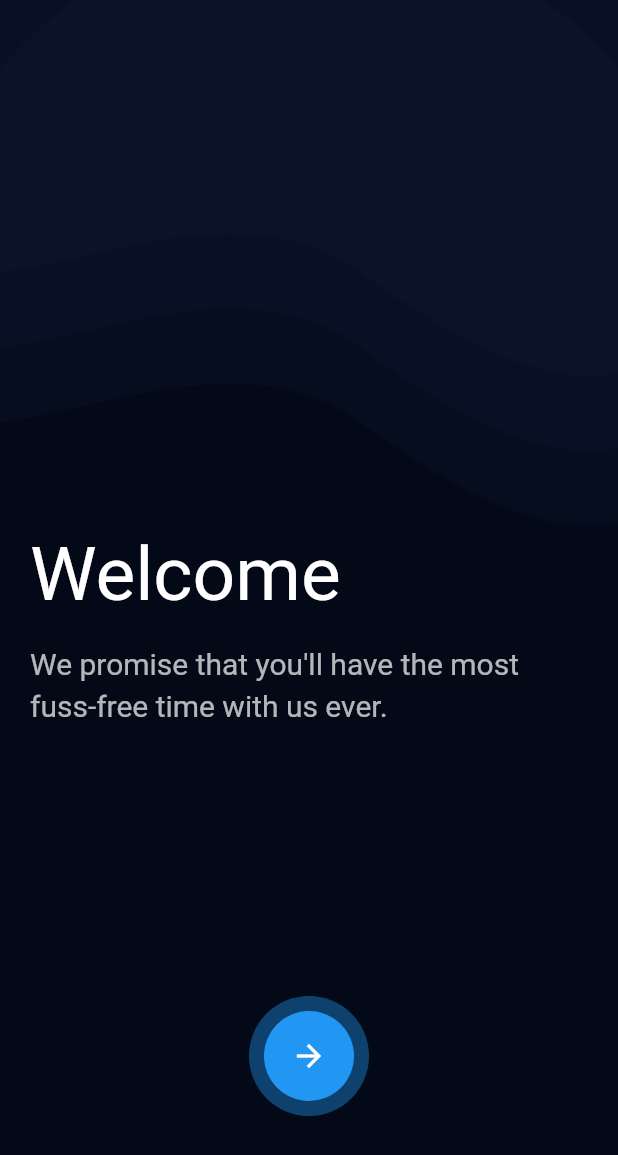
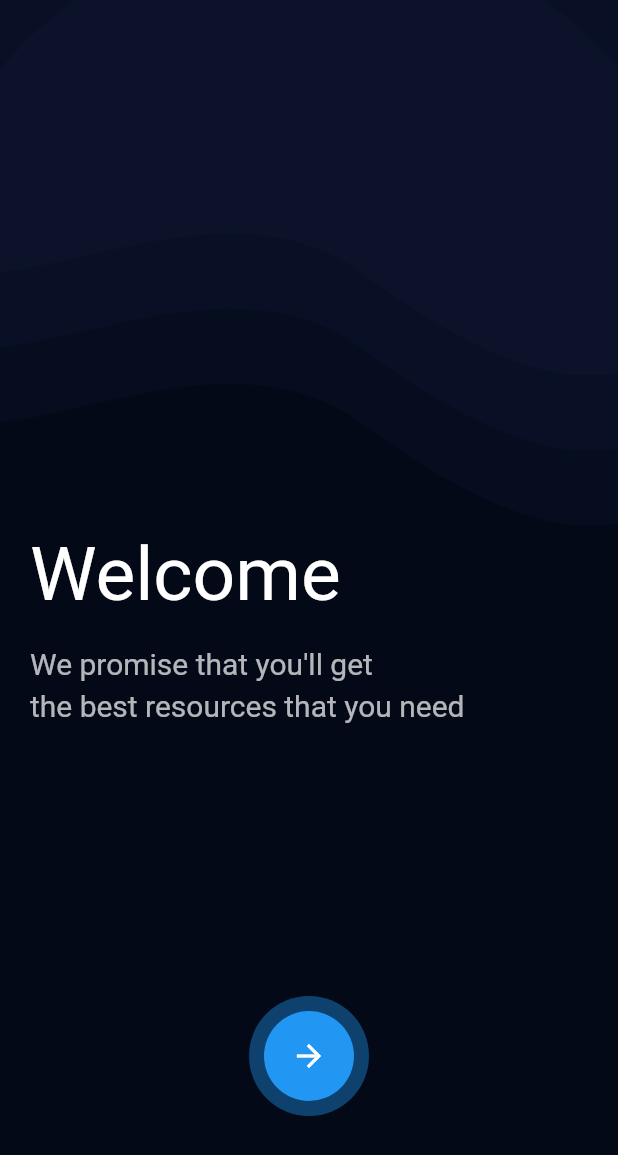
Before and after one commit to kushal05/resource-hub, a Flutter app: the screen it shows after launch, on a phone screen of 412 x 824 dp. Shown: the top 1155 px of the screen. Run offline on Flutter 3.47's test engine with Material 2 defaults, Android fonts, the phone set to English and light mode, and no system bars; our stand-ins replace cloud_firestore, fancy_bottom_navigation, firebase_auth, flutter_colorpicker, google_sign_in, liquid_pull_to_refresh and 5 more; accounts and stored records are empty.

Commit message:
Small improvements in login handling.

```diff
--- a/resource_hub/lib/Logic/GlobalFunctions.dart
+++ b/resource_hub/lib/Logic/GlobalFunctions.dart
@@ -73,6 +73,9 @@ class Auth {
         print("Got userId from signIn $userId");
         SharedPreferences pref = await SharedPreferences.getInstance();
         pref.setString('userName', userId).then((value) {
+          pref.setBool('isUserLoggedIn', true);
+          Navigator.pop(this.context);
+          Navigator.pop(this.context);
           Navigator.of(this.context).push(
             MaterialPageRoute(
               builder: (context) {
@@ -101,6 +104,7 @@ class Auth {
         SharedPreferences pref =
         await SharedPreferences.getInstance();
         pref.setString('userName', userName).then((value) {
+          pref.setBool('isUserLoggedIn', true);
           Navigator.of(this.context).push(
             MaterialPageRoute(
               builder: (context) {
--- a/resource_hub/lib/Pages/Login.dart
+++ b/resource_hub/lib/Pages/Login.dart
@@ -25,7 +25,9 @@ class _LoginState extends State<Login> {
 
   @override
   Widget build(BuildContext context) {
-    return Scaffold(
+    return WillPopScope(
+      onWillPop: () async => false,
+      child: Scaffold(
           backgroundColor: Colors.white,
           body: SingleChildScrollView(
             child: Container(
@@ -194,6 +196,7 @@ class _LoginState extends State<Login> {
               ),
             ),
           )
+      ),
     );
   }
 }
--- a/resource_hub/lib/Pages/SplashScreen.dart
+++ b/resource_hub/lib/Pages/SplashScreen.dart
@@ -2,6 +2,8 @@ import 'package:flutter/material.dart';
 import 'package:page_transition/page_transition.dart';
 import 'package:resourcehub/Logic/FadeAnimation.dart';
 import 'package:resourcehub/Pages/Login.dart';
+import 'package:resourcehub/Pages/Skeleton.dart';
+import 'package:shared_preferences/shared_preferences.dart';
 
 
 class SplashScreen extends StatefulWidget {
@@ -23,8 +25,21 @@ class _SplashScreenState extends State<SplashScreen> with TickerProviderStateMix
 
   bool hideIcon = false;
 
+  getUserLoggedInStatus() async{
+    SharedPreferences prefs = await SharedPreferences.getInstance();
+    bool isUserLoggedIn = prefs.getBool('isUserLoggedIn');
+    print('User login state is: $isUserLoggedIn');
+    return isUserLoggedIn;
+  }
+
   @override
   void initState() {
+
+    getUserLoggedInStatus().then((loggedIn){
+      if(loggedIn) {
+      Navigator.pushReplacement(context, PageTransition(type: PageTransitionType.fade, child: Skeleton()));
+      }
+    });
 
     super.initState();
 
@@ -148,7 +163,7 @@ class _SplashScreenState extends State<SplashScreen> with TickerProviderStateMix
                   FadeAnimation(1, Text("Welcome",
                     style: TextStyle(color: Colors.white, fontSize: 50),)),
                   SizedBox(height: 15,),
-                  FadeAnimation(1.3, Text("We promise that you'll have the most \nfuss-free time with us ever.",
+                  FadeAnimation(1.3, Text("We promise that you'll get \nthe best resources that you need",
                     style: TextStyle(color: Colors.white.withOpacity(.7), height: 1.4, fontSize: 20),)),
                   SizedBox(height: 180,),
                   FadeAnimation(1.6, AnimatedBuilder(
```
Also changed, not shown: resource_hub/lib/Pages/HomePage.dart (+7 -1 lines), resource_hub/lib/Pages/ReusableWidgets.dart (+21 -0 lines), 1 other file. Lines whose indentation alone changed are shown as unchanged.
